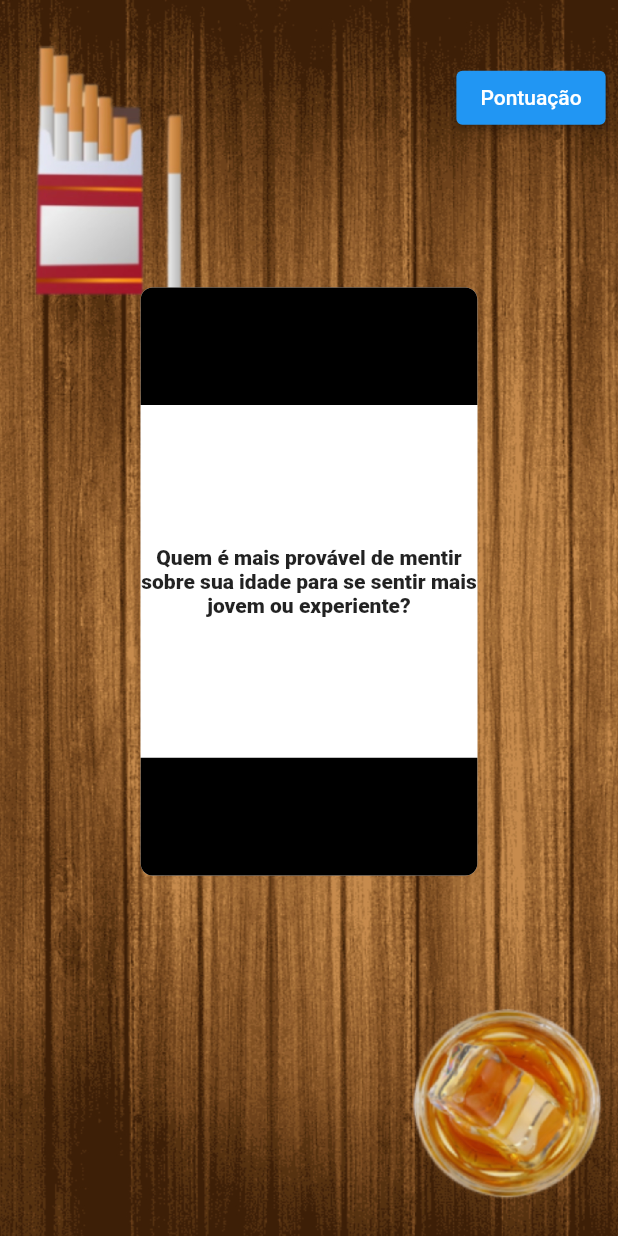
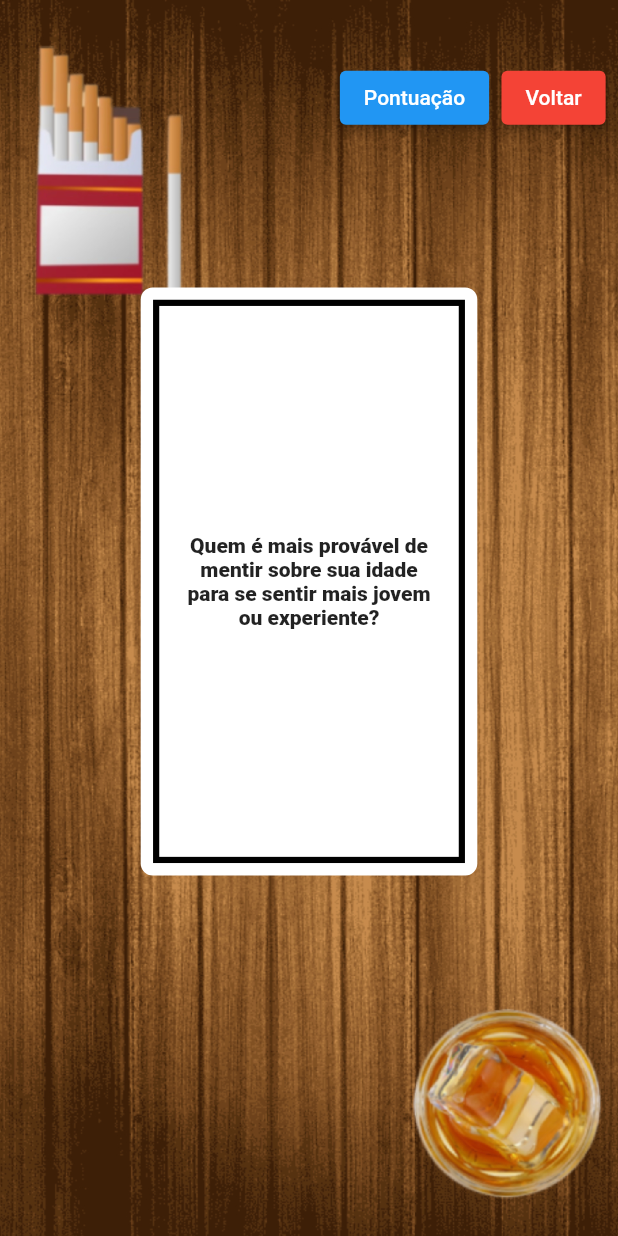
Before and after one commit to gwtovitor/friends_sh-t, a Flutter app: the CardPage screen opened directly with empty values, after a tap on "Quem é mais provável de mentir sobre sua", on a phone screen of 412 x 824 dp. Run offline on Flutter 3.47's test engine with Material 2 defaults, Android fonts, the phone set to English and light mode, and no system bars; drawn by our look-alikes of flip_card; our stand-ins replace sizer.

Commit message:
final update

```diff
--- a/lib/cardpage.dart
+++ b/lib/cardpage.dart
@@ -1,5 +1,6 @@
 import 'dart:io';
 
+import 'package:amigos_de_merda/choice.dart';
 import 'package:flip_card/flip_card.dart';
 import 'package:flip_card/flip_card_controller.dart';
 import 'package:flutter/material.dart';
@@ -97,7 +98,10 @@ class _CardPageState extends State<CardPage> {
                   alignment: Alignment.topRight,
                   child: Padding(
                     padding: EdgeInsets.only(top: 5.h, right: 2.w),
-                    child: ElevatedButton(
+                    child: Row(
+                      mainAxisAlignment: MainAxisAlignment.end,
+                      children: [
+                        ElevatedButton(
                           onPressed: () {
                             showDialog(
                               context: context,
@@ -113,9 +117,11 @@ class _CardPageState extends State<CardPage> {
                                       itemCount: playerPoints.length,
                                       itemBuilder:
                                           (BuildContext context, int index) {
-                                    var player = playerPoints[index]['name'];
+                                        var player =
+                                            playerPoints[index]['name'];
                                         return ListTile(
-                                      title: Text(playerPoints[index]['name']),
+                                          title:
+                                              Text(playerPoints[index]['name']),
                                           trailing: Text(
                                               '${playerPoints[index]['score']} pontos'),
                                           onTap: () {},
@@ -136,6 +142,22 @@ class _CardPageState extends State<CardPage> {
                             );
                           },
                           child: Text('Pontuação'),
+                        ),
+                        Padding(
+                          padding: EdgeInsets.only(left: 2.w),
+                          child: ElevatedButton(
+                              style: ButtonStyle(
+                                  backgroundColor:
+                                      MaterialStatePropertyAll(Colors.red)),
+                              onPressed: () {
+                                Navigator.push(
+                                    context,
+                                    MaterialPageRoute(
+                                        builder: (context) => ChoicePage()));
+                              },
+                              child: Text('Voltar')),
+                        ),
+                      ],
                     ),
                   )),
               Padding(
@@ -160,32 +182,68 @@ class _CardPageState extends State<CardPage> {
                       },
                       front: Container(
                           decoration: BoxDecoration(
+                            color: Colors.white,
+                            borderRadius:
+                                BorderRadius.all(Radius.circular(8.0)),
+                            border: Border.all(
                               color: Colors.black,
-                          borderRadius: BorderRadius.all(Radius.circular(8.0)),
+                              width: 2.0,
                             ),
+                          ),
+                          child: Padding(
+                            padding: EdgeInsets.all(0.5.h),
+                            child: Container(
+                                color: Colors.black,
+                                child: Padding(
+                                  padding: EdgeInsets.all(0.5.h),
+                                  child: Container(
+                                    decoration:
+                                        BoxDecoration(color: Colors.white),
                                     child: Column(
-                          mainAxisAlignment: MainAxisAlignment.center,
+                                      mainAxisAlignment:
+                                          MainAxisAlignment.center,
                                       children: <Widget>[
-                            Image.asset('assets/backgroundcard.png'),
+                                        Container(
+                                          width:
+                                              25.h, // Define a largura desejada
+                                          height:
+                                              25.h, // Define a altura desejada
+                                          child: Image.asset(
+                                              'assets/backgroundcard.jpg'),
+                                        ),
                                       ],
                                     ),
                                   ),
+                                )),
+                          )),
                       back: Container(
                           decoration: BoxDecoration(
                             color: Colors.white,
                             borderRadius:
                                 BorderRadius.all(Radius.circular(8.0)),
                           ),
+                          child: Padding(
+                            padding: EdgeInsets.all(1.h),
+                            child: Container(
+                              decoration: BoxDecoration(color: Colors.black),
+                              child: Padding(
+                                padding: EdgeInsets.all(0.5.h),
+                                child: Container(
+                                  decoration:
+                                      BoxDecoration(color: Colors.white),
+                                  child: Padding(
+                                    padding: EdgeInsets.all(2.h),
                                     child: Column(
                                       children: [
                                         Flexible(
                                           flex: 1,
                                           child: Container(
                                             decoration: BoxDecoration(
-                                    color: Colors.black,
+                                              color: Colors.white,
                                               borderRadius: BorderRadius.only(
                                                   topLeft: Radius.circular(8.0),
-                                        topRight: Radius.circular(8.0)),
+                                                  topRight:
+                                                      Radius.circular(8.0)),
                                             ),
                                           ),
                                         ),
@@ -202,10 +260,14 @@ class _CardPageState extends State<CardPage> {
                                                     width: double.infinity,
                                                     child: Center(
                                                       child: Text(
-                                              cardlist[indice]['frase'],
+                                                        cardlist[indice]
+                                                            ['frase'],
                                                         style: TextStyle(
-                                                  fontWeight: FontWeight.w800),
-                                              textAlign: TextAlign.center,
+                                                            fontWeight:
+                                                                FontWeight
+                                                                    .w800),
+                                                        textAlign:
+                                                            TextAlign.center,
                                                       ),
                                                     ),
                                                   );
@@ -216,14 +278,21 @@ class _CardPageState extends State<CardPage> {
                                           flex: 1,
                                           child: Container(
                                             decoration: BoxDecoration(
-                                    color: Colors.black,
+                                              color: Colors.white,
                                               borderRadius: BorderRadius.only(
-                                        bottomLeft: Radius.circular(8.0),
-                                        bottomRight: Radius.circular(8.0)),
+                                                  bottomLeft:
+                                                      Radius.circular(8.0),
+                                                  bottomRight:
+                                                      Radius.circular(8.0)),
                                             ),
                                           ),
                                         )
                                       ],
+                                    ),
+                                  ),
+                                ),
+                              ),
+                            ),
                           )),
                     ),
                   ),
@@ -294,7 +363,7 @@ class _CardPageState extends State<CardPage> {
                                                     return AlertDialog(
                                                       title: Text('Vencedor'),
                                                       content: Text(
-                                                          '$vencedor é o amigo de merda'),
+                                                          '$vencedor é o friendsh!t'),
                                                       alignment:
                                                           Alignment.center,
                                                       actions: [
--- a/lib/firstpage.dart
+++ b/lib/firstpage.dart
@@ -83,7 +83,8 @@ class _FirstPageState extends State<FirstPage> {
                               'Somos a Docasgoon',
                               textAlign: TextAlign.center,
                             ),
-                            content: Container(
+                            content: SingleChildScrollView(
+                              child: Container(
                                   width: double.maxFinite,
                                   child: Column(
                                     children: [
@@ -100,6 +101,7 @@ class _FirstPageState extends State<FirstPage> {
                                       )
                                     ],
                                   )),
+                            ),
                             actions: <Widget>[
                               ElevatedButton(
                                 child: Text('Fechar'),
--- a/pubspec.yaml
+++ b/pubspec.yaml
@@ -63,7 +63,7 @@ flutter:
 
 
   assets:
-    - assets/backgroundcard.png
+    - assets/backgroundcard.jpg
     - assets/background.jpg
     - assets/cards.json
 
```
Also changed, not shown: lib/choice.dart (+19 -1 lines), assets/backgroundcard.jpg (added), assets/backgroundcard.png (deleted), 6 other files. Lines whose indentation alone changed are shown as unchanged.
